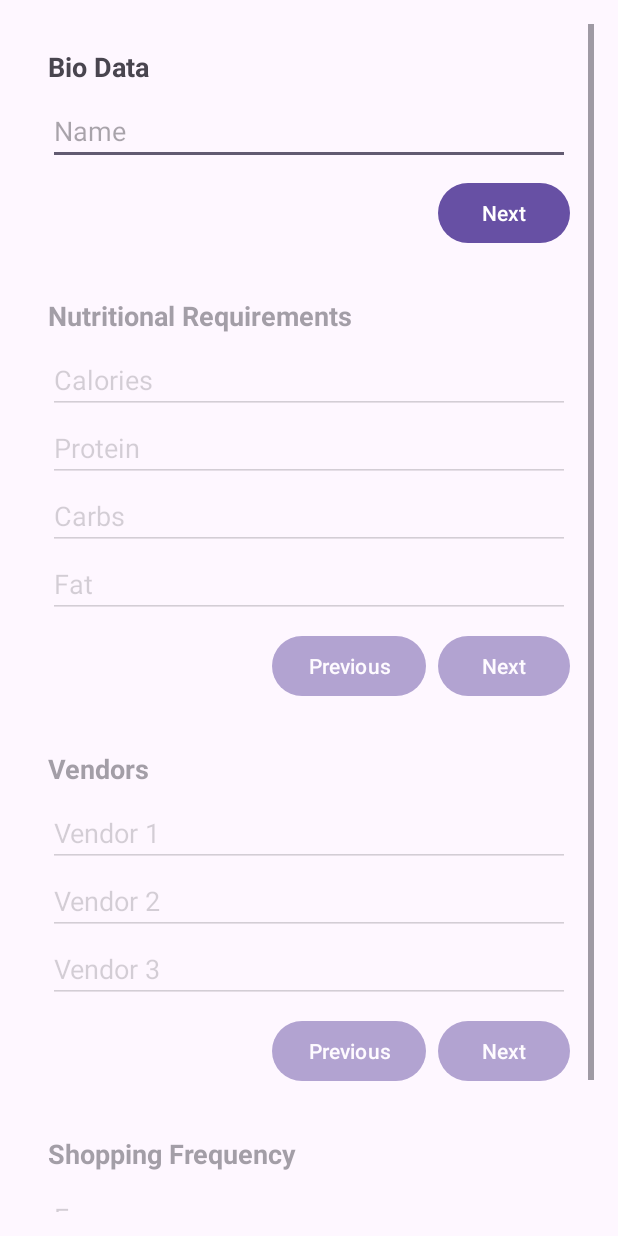
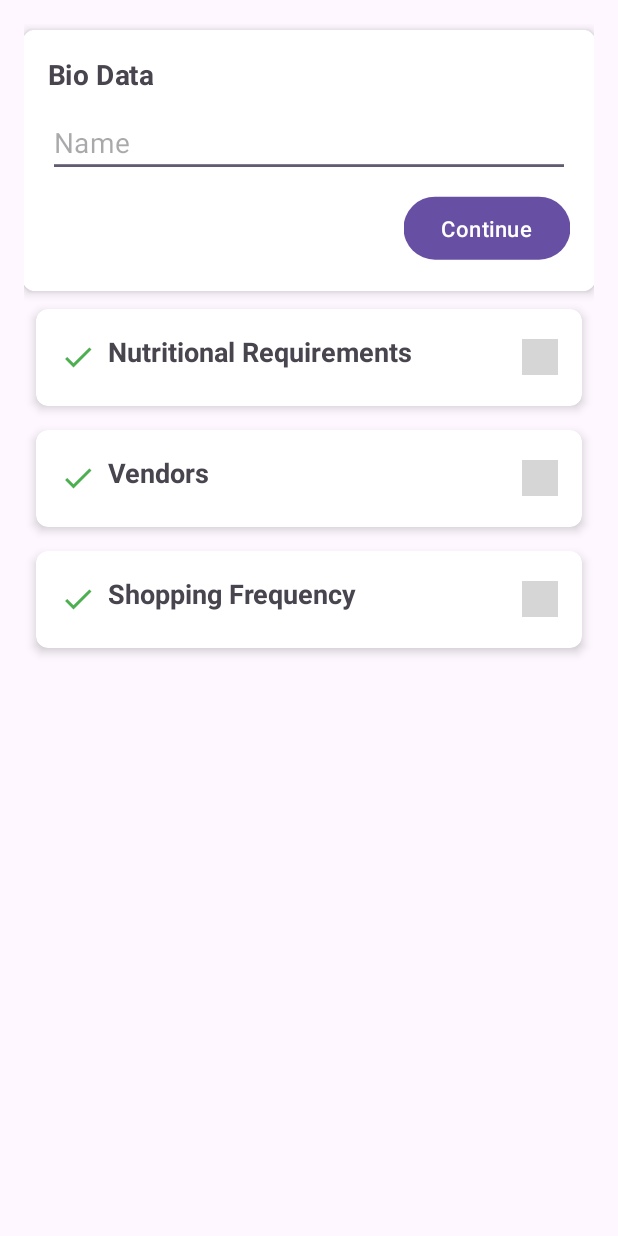
Before and after one commit to Sidhaarthsr/NutriSmart, an Android app: the SetupActivity screen opened directly, with no data from a screen before it, on a phone screen of 412 x 824 dp. Run offline under Robolectric (Android 15) with nearby library versions, the phone set to English and light mode, and no system bars; 2 statements that could not run were skipped; grey boxes are pictures that could not be loaded.

Commit message:
NS1 - NutriSmart Android App Initial Setup Custom Animations and Interactive elements

```diff
--- a/app/src/main/java/com/sidcodes/nutrismart/activities/SetupActivity.java
+++ b/app/src/main/java/com/sidcodes/nutrismart/activities/SetupActivity.java
@@ -1,15 +1,9 @@
 package com.sidcodes.nutrismart.activities;
 
-//import android.content.Intent;
-import android.content.Context;
 import android.os.Bundle;
 import androidx.appcompat.app.AppCompatActivity;
 import androidx.recyclerview.widget.LinearLayoutManager;
 import androidx.recyclerview.widget.RecyclerView;
-//import androidx.fragment.app.Fragment;
-//import androidx.navigation.NavController;
-//import androidx.navigation.fragment.NavHostFragment;
-//import androidx.navigation.ui.NavigationUI;
 import com.sidcodes.nutrismart.R;
 import com.sidcodes.nutrismart.model.StepData;
 import com.sidcodes.nutrismart.utils.SetupVerticalStepperAdapter;
@@ -17,11 +11,6 @@ import com.sidcodes.nutrismart.utils.SetupVerticalStepperAdapter;
 import java.util.Arrays;
 import java.util.Collections;
 import java.util.List;
-//import com.sidcodes.nutrismart.fragments.BioDataFragment;
-//import com.sidcodes.nutrismart.fragments.NutritionalRequirementsFragment;
-//import com.sidcodes.nutrismart.fragments.ShoppingFrequencyFragment;
-//import com.sidcodes.nutrismart.fragments.VendorsFragment;
-//import com.sidcodes.nutrismart.utils.PreferenceManager;
 
 public class SetupActivity extends AppCompatActivity {
     @Override
@@ -38,22 +27,8 @@ public class SetupActivity extends AppCompatActivity {
         // Setup RecyclerView
         RecyclerView recyclerView = findViewById(R.id.stepper_recycler_view);
         recyclerView.setLayoutManager(new LinearLayoutManager(this));
-        SetupVerticalStepperAdapter adapter = new SetupVerticalStepperAdapter(steps, recyclerView);
+        SetupVerticalStepperAdapter adapter = new SetupVerticalStepperAdapter(steps, recyclerView, this);
         recyclerView.setAdapter(adapter);
-
-
-//        NavHostFragment navHostFragment = (NavHostFragment) getSupportFragmentManager()
-//                .findFragmentById(R.id.nav_host_fragment);
-//        NavController navController = navHostFragment.getNavController();
-//        NavigationUI.setupActionBarWithNavController(this, navController);
-//
-//        navController.addOnDestinationChangedListener((controller, destination, arguments) -> {
-//            if (destination.getId() == R.id.setupCompleteFragment) {
-//                new PreferenceManager(this).setSetupComplete(true);
-//                startActivity(new Intent(SetupActivity.this, MainActivity.class));
-//                finish();
-//            }
-//        });
     }
 
 //    @Override
--- a/app/src/main/java/com/sidcodes/nutrismart/utils/SetupVerticalStepperAdapter.java
+++ b/app/src/main/java/com/sidcodes/nutrismart/utils/SetupVerticalStepperAdapter.java
@@ -1,16 +1,22 @@
 package com.sidcodes.nutrismart.utils;
 
+import android.animation.ObjectAnimator;
+import android.content.Context;
+import android.graphics.Color;
 import android.util.Log;
 import android.view.LayoutInflater;
 import android.view.View;
 import android.view.ViewGroup;
+import android.view.inputmethod.EditorInfo;
 import android.widget.Button;
 import android.widget.EditText;
+import android.widget.ImageView;
 import android.widget.LinearLayout;
 import android.widget.TextView;
 import android.widget.Toast;
 
 import androidx.annotation.NonNull;
+import androidx.cardview.widget.CardView;
 import androidx.recyclerview.widget.LinearLayoutManager;
 import androidx.recyclerview.widget.RecyclerView;
 
@@ -27,12 +33,14 @@ public class SetupVerticalStepperAdapter extends RecyclerView.Adapter<SetupVerti
 
     private final List<StepData> steps;
     private final RecyclerView recyclerView;
-    private int currentStep = 0; // Tracks the active step
-    private final Map<Integer, Map<Integer, String>> stepInputs = new HashMap<>(); // Step -> Input index -> Value
+    private final Context context;
+    private int currentStep = 0;
+    private final Map<Integer, Map<Integer, String>> stepInputs = new HashMap<>();
 
-    public SetupVerticalStepperAdapter(List<StepData> steps, RecyclerView recyclerView) {
+    public SetupVerticalStepperAdapter(List<StepData> steps, RecyclerView recyclerView, Context context) {
         this.steps = steps;
         this.recyclerView = recyclerView;
+        this.context = context;
     }
 
     @NonNull
@@ -47,102 +55,109 @@ public class SetupVerticalStepperAdapter extends RecyclerView.Adapter<SetupVerti
         StepData stepData = steps.get(position);
         holder.stepTitle.setText(stepData.getTitle());
 
-        // Clear the input container
         holder.inputContainer.removeAllViews();
 
-        // Dynamically create input fields based on stepData
         Map<Integer, String> inputsForStep = stepInputs.getOrDefault(position, new HashMap<>());
         for (int i = 0; i < stepData.getInputTitles().size(); i++) {
             EditText inputField = new EditText(holder.itemView.getContext());
             inputField.setHint(stepData.getInputTitles().get(i));
-
-            // Restore previously entered value (if available)
+            inputField.setImeOptions(i == stepData.getInputTitles().size() - 1 ? EditorInfo.IME_ACTION_DONE : EditorInfo.IME_ACTION_NEXT);
+            inputField.setSingleLine(true);
             inputField.setText(inputsForStep.getOrDefault(i, ""));
 
-            // Listen for text changes
             final int inputIndex = i;
             inputField.addTextChangedListener(new SimpleTextWatcher() {
                 @Override
                 public void onTextChanged(String text) {
                     inputsForStep.put(inputIndex, text);
                     stepInputs.put(position, inputsForStep);
-                }
-            });
-
-            // Enable/disable based on current step
-            inputField.setEnabled(position == currentStep);
-
-            // Focus listener to update active section when clicking an input field
-            inputField.setOnFocusChangeListener((v, hasFocus) -> {
-                if (hasFocus && currentStep != position) {
-                    Log.d("FocusListener", "Switching focus to position: " + position);
-                    updateActiveStep(position);
+                    validateTick(holder, position);
                 }
             });
 
             holder.inputContainer.addView(inputField);
         }
 
-        // Show/Hide buttons based on the step index
-        holder.btnPrevious.setVisibility(position == 0 ? View.GONE : View.VISIBLE);
-        holder.btnNext.setText(position == steps.size() - 1 ? "Finish" : "Next");
+        if (position == currentStep) {
+            holder.cardView.setCardBackgroundColor(Color.WHITE);
+            holder.inputContainer.setVisibility(View.VISIBLE);
+            holder.continueButton.setVisibility(View.VISIBLE);
+            holder.iconCompleted.setVisibility(View.GONE);
+            holder.editIcon.setVisibility(View.GONE);
+            holder.continueButton.setText(position == steps.size() - 1 ? "Finish" : "Continue");
+            animateCard(holder.cardView, 1.05f);
+            animateButton(holder.continueButton);
+        } else {
+            holder.cardView.setCardBackgroundColor(context.getResources().getColor(R.color.light_purple));
+            holder.inputContainer.setVisibility(View.GONE);
+            holder.continueButton.setVisibility(View.GONE);
+            animateCard(holder.cardView, 1.0f);
 
-        // Handle "Previous" button click
-        holder.btnPrevious.setOnClickListener(v -> {
-            if (position > 0) {
-                updateActiveStep(position - 1);
+            if (isStepCompleted(inputsForStep)) {
+                holder.iconCompleted.setVisibility(View.VISIBLE);
+            } else {
+                holder.iconCompleted.setVisibility(View.GONE);
+            }
+            holder.editIcon.setVisibility(View.VISIBLE);
+        }
+
+        holder.continueButton.setOnClickListener(v -> {
+            if (isStepCompleted(inputsForStep)) {
+                if (position < steps.size() - 1) {
+                    updateActiveStep(position + 1);
+                } else {
+                    Toast.makeText(context, "All steps completed!", Toast.LENGTH_SHORT).show();
+                }
+            } else {
+                Toast.makeText(context, "Please complete all fields before continuing.", Toast.LENGTH_SHORT).show();
             }
         });
 
-        // Handle "Next" button click
-        holder.btnNext.setOnClickListener(v -> {
-            if (position < steps.size() - 1) {
-                updateActiveStep(position + 1);
-            } else {
-                // Handle form submission (last step)
-                JSONObject jsonData = collectInputs();
-                Toast.makeText(v.getContext(), "Form Submitted! JSON: " + jsonData, Toast.LENGTH_SHORT).show();
+        holder.editIcon.setOnClickListener(v -> updateActiveStep(position));
+    }
+
+    private boolean isStepCompleted(Map<Integer, String> inputsForStep) {
+        for (String value : inputsForStep.values()) {
+            if (value == null || value.trim().isEmpty()) {
+                return false;
             }
-        });
+        }
+        return true;
+    }
 
-        // Highlight the current step
-        holder.itemView.setAlpha(position == currentStep ? 1.0f : 0.5f);
-        holder.itemView.setEnabled(position == currentStep);
+    private void validateTick(StepperViewHolder holder, int position) {
+        if (isStepCompleted(stepInputs.getOrDefault(position, new HashMap<>()))) {
+            holder.iconCompleted.setVisibility(View.VISIBLE);
+        } else {
+            holder.iconCompleted.setVisibility(View.GONE);
+        }
     }
 
     private void updateActiveStep(int newStep) {
-        if (newStep != currentStep) {
-            Log.d("StepperAdapter", "Updating current step from " + currentStep + " to " + newStep);
-            currentStep = newStep;
-            notifyDataSetChanged(); // Refresh the UI to highlight the active section
-            centerCurrentStep(newStep); // Scroll to the active section
+        int previousStep = currentStep;
+        currentStep = newStep;
+        notifyItemChanged(previousStep);
+        notifyItemChanged(currentStep);
+
+        if (newStep >= 0 && recyclerView.getLayoutManager() instanceof LinearLayoutManager) {
+            LinearLayoutManager layoutManager = (LinearLayoutManager) recyclerView.getLayoutManager();
+            recyclerView.post(() -> layoutManager.scrollToPositionWithOffset(newStep, 0));
         }
     }
 
-    private void centerCurrentStep(int position) {
-        if (recyclerView.getLayoutManager() instanceof LinearLayoutManager) {
-            LinearLayoutManager layoutManager = (LinearLayoutManager) recyclerView.getLayoutManager();
+    private void animateCard(CardView cardView, float scale) {
+        ObjectAnimator scaleX = ObjectAnimator.ofFloat(cardView, "scaleX", scale);
+        ObjectAnimator scaleY = ObjectAnimator.ofFloat(cardView, "scaleY", scale);
+        scaleX.setDuration(300);
+        scaleY.setDuration(300);
+        scaleX.start();
+        scaleY.start();
+    }
 
-            recyclerView.post(() -> {
-                View stepView = layoutManager.findViewByPosition(position);
-                if (stepView != null) {
-                    int[] location = new int[2];
-                    stepView.getLocationOnScreen(location);
-
-                    int recyclerHeight = recyclerView.getHeight();
-                    int stepHeight = stepView.getHeight();
-
-                    int scrollOffset = location[1] - recyclerHeight / 2 + stepHeight / 2;
-                    if (position == getItemCount() - 1) {
-                        // Adjust for last step
-                        int bottomOffset = stepHeight + location[1] - recyclerHeight;
-                        scrollOffset = Math.max(scrollOffset, bottomOffset);
-                    }
-
-                    recyclerView.smoothScrollBy(0, scrollOffset);
-                }
-            });
-        }
+    private void animateButton(Button button) {
+        ObjectAnimator alpha = ObjectAnimator.ofFloat(button, "alpha", 0.5f, 1f);
+        alpha.setDuration(300);
+        alpha.start();
     }
 
     @Override
@@ -150,33 +165,23 @@ public class SetupVerticalStepperAdapter extends RecyclerView.Adapter<SetupVerti
         return steps.size();
     }
 
-    private JSONObject collectInputs() {
-        JSONObject json = new JSONObject();
-        try {
-            for (Map.Entry<Integer, Map<Integer, String>> stepEntry : stepInputs.entrySet()) {
-                JSONObject stepData = new JSONObject();
-                for (Map.Entry<Integer, String> inputEntry : stepEntry.getValue().entrySet()) {
-                    stepData.put("input_" + inputEntry.getKey(), inputEntry.getValue());
-                }
-                json.put("step_" + stepEntry.getKey(), stepData);
-            }
-        } catch (Exception e) {
-            Log.e("SetupVerticalStepperAdapter", "Error generating JSON: " + e.getMessage());
-        }
-        return json;
-    }
-
     static class StepperViewHolder extends RecyclerView.ViewHolder {
         TextView stepTitle;
-        LinearLayout inputContainer; // Container for dynamic inputs
-        Button btnPrevious, btnNext;
+        ImageView logoPlaceholder;
+        LinearLayout inputContainer;
+        Button continueButton;
+        ImageView iconCompleted, editIcon;
+        CardView cardView;
 
         public StepperViewHolder(@NonNull View itemView) {
             super(itemView);
+            logoPlaceholder = itemView.findViewById(R.id.logo_placeholder);
             stepTitle = itemView.findViewById(R.id.step_title);
             inputContainer = itemView.findViewById(R.id.input_container);
-            btnPrevious = itemView.findViewById(R.id.btn_previous);
-            btnNext = itemView.findViewById(R.id.btn_next);
+            continueButton = itemView.findViewById(R.id.btn_continue);
+            iconCompleted = itemView.findViewById(R.id.icon_completed);
+            editIcon = itemView.findViewById(R.id.icon_edit);
+            cardView = (CardView) itemView;
         }
     }
 }
--- a/app/src/main/res/layout/item_step.xml
+++ b/app/src/main/res/layout/item_step.xml
@@ -1,21 +1,50 @@
 <?xml version="1.0" encoding="utf-8"?>
+<androidx.cardview.widget.CardView
+    xmlns:android="http://schemas.android.com/apk/res/android"
+    xmlns:app="http://schemas.android.com/apk/res-auto"
+    android:layout_width="match_parent"
+    android:layout_height="wrap_content"
+    android:layout_margin="8dp"
+    app:cardElevation="4dp"
+    app:cardCornerRadius="8dp">
+
     <LinearLayout
-    xmlns:android="http://schemas.android.com/apk/res/android"
         android:layout_width="match_parent"
         android:layout_height="wrap_content"
         android:orientation="vertical"
         android:padding="16dp">
 
-    <!-- Step Title -->
+        <LinearLayout
+            android:layout_width="match_parent"
+            android:layout_height="wrap_content"
+            android:orientation="horizontal"
+            android:gravity="center_vertical">
+
+            <ImageView
+                android:id="@+id/icon_completed"
+                android:layout_width="24dp"
+                android:layout_height="24dp"
+                android:src="@drawable/ic_tick"
+                android:visibility="gone"
+                android:layout_marginEnd="8dp" />
+
             <TextView
                 android:id="@+id/step_title"
-        android:layout_width="match_parent"
+                android:layout_width="0dp"
                 android:layout_height="wrap_content"
+                android:layout_weight="1"
                 android:textSize="18sp"
                 android:textStyle="bold"
                 android:paddingBottom="8dp" />
 
-    <!-- Container for dynamic input fields -->
+            <ImageView
+                android:id="@+id/icon_edit"
+                android:layout_width="24dp"
+                android:layout_height="24dp"
+                android:src="@drawable/icon_edit"
+                android:visibility="gone" />
+        </LinearLayout>
+
         <LinearLayout
             android:id="@+id/input_container"
             android:layout_width="match_parent"
@@ -23,25 +52,12 @@
             android:orientation="vertical"
             android:paddingBottom="8dp" />
 
-    <!-- Navigation Buttons -->
-    <LinearLayout
-        android:layout_width="match_parent"
-        android:layout_height="wrap_content"
-        android:orientation="horizontal"
-        android:gravity="end">
-
         <Button
-            android:id="@+id/btn_previous"
+            android:id="@+id/btn_continue"
             android:layout_width="wrap_content"
             android:layout_height="wrap_content"
-            android:text="Previous"
-            android:visibility="gone" />
+            android:text="Continue"
+            android:layout_gravity="end" />
 
-        <Button
-            android:id="@+id/btn_next"
-            android:layout_width="wrap_content"
-            android:layout_height="wrap_content"
-            android:text="Next"
-            android:layout_marginStart="8dp" />
     </LinearLayout>
-</LinearLayout>
+</androidx.cardview.widget.CardView>
--- a/build.gradle.kts
+++ b/build.gradle.kts
@@ -1,4 +1,4 @@
 // Top-level build file where you can add configuration options common to all sub-projects/modules.
 plugins {
-    id("com.android.application") version "8.2.0" apply false
+    id("com.android.application") version "8.7.3" apply false
 }
```
Also changed, not shown: app/build.gradle.kts (+6 -2 lines), app/src/main/AndroidManifest.xml (+6 -2 lines), app/src/main/java/com/sidcodes/nutrismart/activities/MainActivity.java (+1 -7 lines), app/src/main/res/values/dimen.xml (renamed from app/src/main/res/values/dimens.xml), gradle/wrapper/gradle-wrapper.properties. Lines whose indentation alone changed are shown as unchanged.
